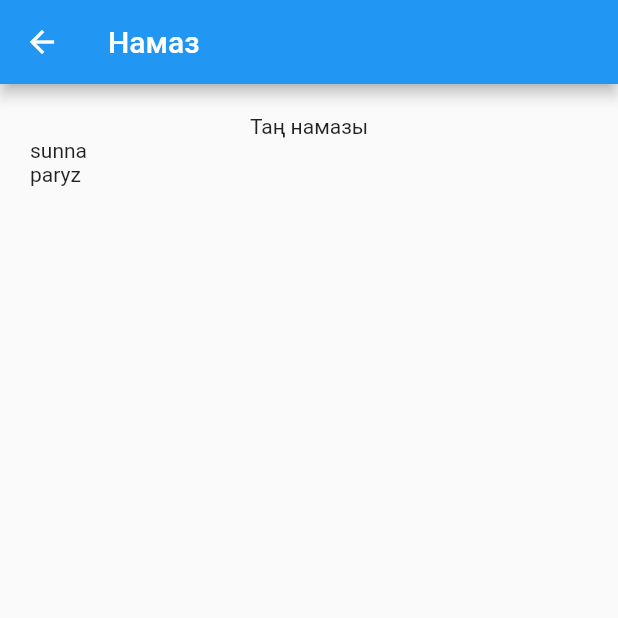
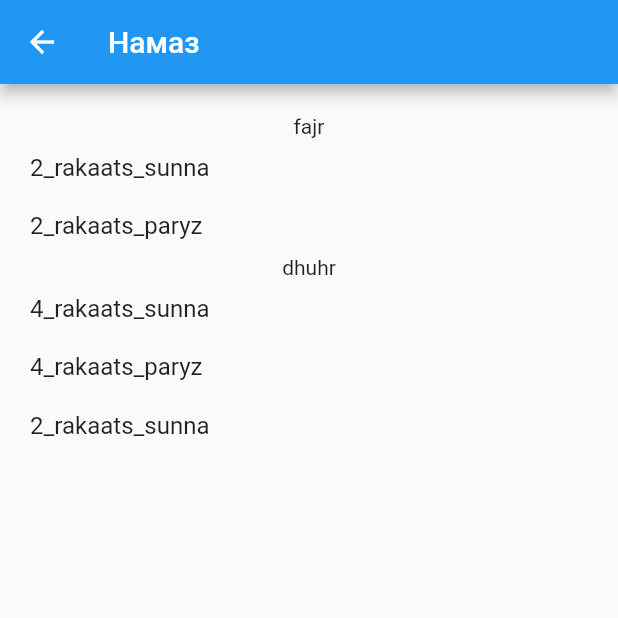
Before and after one commit to Urgut/namoz, a Flutter app: the NamazListPage screen opened by its route, on a phone screen of 412 x 824 dp, the top half of it. Run offline on Flutter 3.47's test engine with Material 2 defaults, Android fonts, the light colour scheme and no system bars; our stand-ins replace assets_audio_player, dio, flutter_bloc, flutter_html, get_it, shared_preferences; accounts and stored records are empty; statements that could not run were skipped.

Commit message:
added navigation to namaz details page

```diff
--- a/lib/features/namaz-list/data/datasources/namaz-list-local-datasource.dart
+++ b/lib/features/namaz-list/data/datasources/namaz-list-local-datasource.dart
@@ -4,9 +4,11 @@ import 'package:namazapp/features/namaz-list/data/models/namaz-short.model.dart'
 class NamazListLocalDatasouce {
   List<NamazGroupModel> getData() {
     NamazGroupModel tanGroup = prepareTanNamaz();
+    NamazGroupModel dhuhrGroup = prepareDhuhrNamaz();
 
     return [
       tanGroup,
+      dhuhrGroup,
     ];
   }
 
@@ -14,24 +16,60 @@ class NamazListLocalDatasouce {
     List<NamazShortModel> tanNamazs = [];
 
     NamazShortModel sunna = NamazShortModel(
-      title: 'sunna',
-      route: 'tan-sunna',
+      title: 'fajr',
+      rakaatDesc: '2_rakaats_sunna',
+      type: 'sunna',
     );
 
     NamazShortModel paryz = NamazShortModel(
-      title: 'paryz',
-      route: 'tan-paryz',
+      title: 'fajr',
+      rakaatDesc: '2_rakaats_paryz',
+      type: 'paryz',
     );
 
     tanNamazs.add(sunna);
     tanNamazs.add(paryz);
 
     NamazGroupModel tan = NamazGroupModel(
-      title: 'Таң намазы',
+      title: 'fajr',
       description: '',
       namazs: tanNamazs,
     );
 
     return tan;
   }
+
+  NamazGroupModel prepareDhuhrNamaz() {
+    List<NamazShortModel> namazs = [];
+
+    NamazShortModel sunna = NamazShortModel(
+      title: 'dhuhr',
+      rakaatDesc: '4_rakaats_sunna',
+      type: 'sunna',
+    );
+
+    NamazShortModel paryz = NamazShortModel(
+      title: 'dhuhr',
+      rakaatDesc: '4_rakaats_paryz',
+      type: 'paryz',
+    );
+
+    NamazShortModel sunnaSecond = NamazShortModel(
+      title: 'dhuhr',
+      rakaatDesc: '2_rakaats_sunna',
+      type: 'sunna_second',
+    );
+
+    namazs.add(sunna);
+    namazs.add(paryz);
+    namazs.add(sunnaSecond);
+
+    NamazGroupModel group = NamazGroupModel(
+      title: 'dhuhr',
+      description: '',
+      namazs: namazs,
+    );
+
+    return group;
+  }
 }
--- a/lib/features/namaz-list/data/models/namaz-short.model.dart
+++ b/lib/features/namaz-list/data/models/namaz-short.model.dart
@@ -1,9 +1,11 @@
 class NamazShortModel {
   String title;
-  String route;
+  String rakaatDesc;
+  String type;
 
   NamazShortModel({
     this.title,
-    this.route,
+    this.rakaatDesc,
+    this.type,
   });
 }
--- a/lib/features/namaz-list/presentations/pages/namaz-list.page.dart
+++ b/lib/features/namaz-list/presentations/pages/namaz-list.page.dart
@@ -1,7 +1,10 @@
 import 'package:flutter/material.dart';
+import 'package:namazapp/core/constants/routes.dart';
+import 'package:namazapp/core/services/navigation.service.dart';
 import 'package:namazapp/features/namaz-list/data/datasources/namaz-list-local-datasource.dart';
 import 'package:namazapp/features/namaz-list/data/models/namaz-group.model.dart';
 import 'package:namazapp/features/namaz-list/data/models/namaz-short.model.dart';
+import 'package:namazapp/locator.dart';
 
 class NamazListPage extends StatefulWidget {
   final params;
@@ -14,6 +17,9 @@ class NamazListPage extends StatefulWidget {
 class _NamazListPageState extends State<NamazListPage> {
   String gender;
   List<NamazGroupModel> namazGroups = NamazListLocalDatasouce().getData();
+
+  // DI
+  NavigationService _navService = locator<NavigationService>();
 
   @override
   void initState() {
@@ -58,17 +64,29 @@ class _NamazListPageState extends State<NamazListPage> {
 
   Widget buildNamazs(List<NamazShortModel> namazs) {
     return ListView.builder(
-        shrinkWrap: true,
-        itemCount: namazs.length,
-        itemBuilder: (ctx, index) => this.namazItemUI(
-          namazs[index],
+      shrinkWrap: true,
+      itemCount: namazs.length,
+      itemBuilder: (ctx, index) => this.namazItemUI(
+        namazs[index],
       ),
     );
   }
 
   Widget namazItemUI(NamazShortModel n) {
-    return Container(
-      child: Text(n.title),
+    return GestureDetector(
+      onTap: () => _navService.navigateTo(Routes.namazPage, arguments: {
+        "gender": this.gender,
+        "namazTitle": n.title,
+        "namazType": n.type,
+        "rakaatDesc": n.rakaatDesc,
+      }),
+      child: Container(
+        padding: EdgeInsets.symmetric(vertical: 10),
+        child: Text(
+          n.rakaatDesc,
+          style: TextStyle(fontSize: 16),
+        ),
+      ),
     );
   }
 }
--- a/lib/features/namaz/data/datasources/namaz-oop-data.dart
+++ b/lib/features/namaz/data/datasources/namaz-oop-data.dart
@@ -2,6 +2,7 @@ import 'package:flutter/material.dart';
 import 'package:namazapp/core/helpers/future-helper.dart';
 import 'package:namazapp/features/namaz/data/factory/namaz-factory.dart';
 import 'package:namazapp/features/namaz/data/namaz/base-namaz.dart';
+import 'package:namazapp/features/namaz/data/namaz/namaz.dart';
 import 'package:namazapp/features/namaz/data/repositories/namaz.repository.dart';
 
 /*
@@ -24,7 +25,7 @@ class NamazOOPDataRepository extends NamazRepository {
       await FutureHelper.doDelay(seconds: 0);
 
       // Factory: Create objects based on params
-      dynamic instance = NamazFactory().getNamaz(
+      Namaz instance = NamazFactory().getNamaz(
         gender: gender,
         namazName: namazTitle,
         namazType: namazType,
--- a/lib/features/namaz/data/factory/namaz-factory.dart
+++ b/lib/features/namaz/data/factory/namaz-factory.dart
@@ -9,7 +9,7 @@ class NamazFactory {
   /*
     NamazType: 2 sunnet or 2 paryz
   */
-  BaseNamaz getNamaz({
+  Namaz getNamaz({
     String namazName,
     String namazType,
     bool isSecondSunnet = false,
--- a/lib/features/namaz/data/namaz/namaz.dart
+++ b/lib/features/namaz/data/namaz/namaz.dart
@@ -1,7 +1,7 @@
 import 'package:namazapp/features/namaz/data/models/namaz-rakaat.model.dart';
 import 'package:namazapp/features/namaz/data/namaz/base-namaz.dart';
 
-class Namaz extends BaseNamaz {
+class Namaz implements BaseNamaz {
   String title;
   String type;
   String gender;
@@ -14,7 +14,7 @@ class Namaz extends BaseNamaz {
     this.rakaats,
   });
 
-  get rakaatsCount => this.rakaats.length;
-  get isForMan => this.gender == 'man';
-  get isSecondSunna => this.type == 'sunna_second';
+  // get rakaatsCount => this.rakaats.length;
+  // get isForMan => this.gender == 'man';
+  // get isSecondSunna => this.type == 'sunna_second';
 }
--- a/lib/features/namaz/presentations/pages/namaz-gender.page.dart
+++ b/lib/features/namaz/presentations/pages/namaz-gender.page.dart
@@ -27,8 +27,8 @@ class _GenderPageState extends State<GenderPage> {
       child: Row(
         mainAxisSize: MainAxisSize.max,
         children: [
-          buildGender('Ер'),
-          buildGender('Әйел'),
+          buildGender('man'),
+          buildGender('woman'),
         ],
       ),
     );
```
Also changed, not shown: lib/features/namaz/presentations/pages/namaz.page.dart (+21 -3 lines), lib/router.dart (+14 -13 lines).
